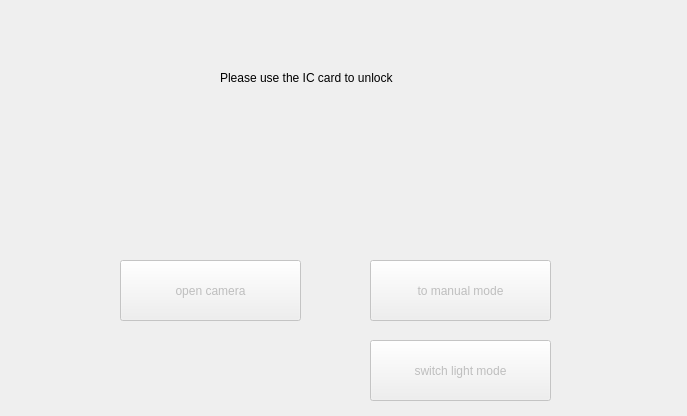
Before: the Qt Designer form traffic_light.ui in douxl5516/embedded_traffic_light, drawn with Qt 5.
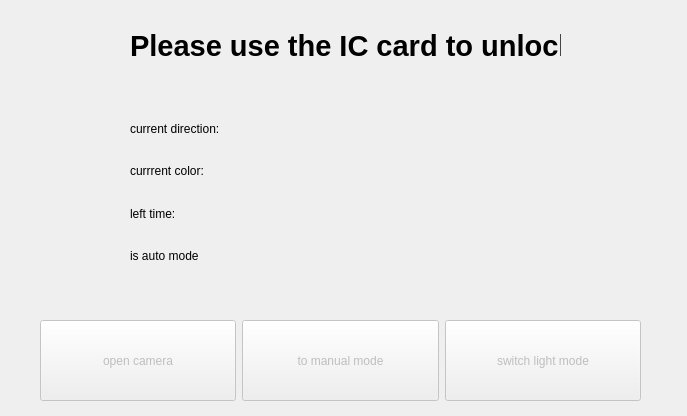
After: the same form once the commit is applied.

Commit message: 修改界面

Diff of the .ui file:
```diff
--- a/traffic_light.ui
+++ b/traffic_light.ui
@@ -13,66 +13,153 @@
   <property name="windowTitle">
    <string>Form</string>
   </property>
-  <widget class="QPushButton" name="pushButton">
-   <property name="enabled">
-    <bool>false</bool>
-   </property>
-   <property name="geometry">
-    <rect>
-     <x>120</x>
-     <y>260</y>
-     <width>181</width>
-     <height>61</height>
-    </rect>
-   </property>
-   <property name="text">
-    <string>open camera</string>
-   </property>
-  </widget>
-  <widget class="QPushButton" name="pushButton_2">
-   <property name="enabled">
-    <bool>false</bool>
-   </property>
-   <property name="geometry">
-    <rect>
-     <x>370</x>
-     <y>260</y>
-     <width>181</width>
-     <height>61</height>
-    </rect>
-   </property>
-   <property name="text">
-    <string>to manual mode</string>
-   </property>
-  </widget>
   <widget class="QLabel" name="label">
    <property name="geometry">
     <rect>
-     <x>220</x>
-     <y>70</y>
-     <width>251</width>
-     <height>16</height>
+     <x>130</x>
+     <y>0</y>
+     <width>431</width>
+     <height>91</height>
     </rect>
    </property>
+   <property name="font">
+    <font>
+     <pointsize>22</pointsize>
+     <weight>75</weight>
+     <bold>true</bold>
+    </font>
+   </property>
    <property name="text">
     <string>Please use the IC card to unlock</string>
    </property>
   </widget>
-  <widget class="QPushButton" name="pushButton_3">
-   <property name="enabled">
-    <bool>false</bool>
+  <widget class="QWidget" name="horizontalLayoutWidget">
+   <property name="geometry">
+    <rect>
+     <x>40</x>
+     <y>320</y>
+     <width>601</width>
+     <height>81</height>
+    </rect>
    </property>
+   <layout class="QHBoxLayout" name="horizontalLayout">
+    <item>
+     <widget class="QPushButton" name="pushButton">
+      <property name="enabled">
+       <bool>false</bool>
+      </property>
+      <property name="sizePolicy">
+       <sizepolicy hsizetype="Minimum" vsizetype="Minimum">
+        <horstretch>0</horstretch>
+        <verstretch>0</verstretch>
+       </sizepolicy>
+      </property>
+      <property name="text">
+       <string>open camera</string>
+      </property>
+     </widget>
+    </item>
+    <item>
+     <widget class="QPushButton" name="pushButton_2">
+      <property name="enabled">
+       <bool>false</bool>
+      </property>
+      <property name="sizePolicy">
+       <sizepolicy hsizetype="Minimum" vsizetype="Minimum">
+        <horstretch>0</horstretch>
+        <verstretch>0</verstretch>
+       </sizepolicy>
+      </property>
+      <property name="text">
+       <string>to manual mode</string>
+      </property>
+     </widget>
+    </item>
+    <item>
+     <widget class="QPushButton" name="pushButton_3">
+      <property name="enabled">
+       <bool>false</bool>
+      </property>
+      <property name="sizePolicy">
+       <sizepolicy hsizetype="Minimum" vsizetype="Minimum">
+        <horstretch>0</horstretch>
+        <verstretch>0</verstretch>
+       </sizepolicy>
+      </property>
+      <property name="text">
+       <string>switch light mode</string>
+      </property>
+     </widget>
+    </item>
+   </layout>
+  </widget>
+  <widget class="QWidget" name="gridLayoutWidget">
    <property name="geometry">
     <rect>
-     <x>370</x>
-     <y>340</y>
-     <width>181</width>
-     <height>61</height>
+     <x>130</x>
+     <y>110</y>
+     <width>281</width>
+     <height>164</height>
     </rect>
    </property>
-   <property name="text">
-    <string>switch light mode</string>
-   </property>
+   <layout class="QGridLayout" name="gridLayout">
+    <item row="2" column="0">
+     <widget class="QLabel" name="label_3">
+      <property name="text">
+       <string>left time:</string>
+      </property>
+     </widget>
+    </item>
+    <item row="0" column="1">
+     <widget class="QLabel" name="label_dir">
+      <property name="text">
+       <string/>
+      </property>
+     </widget>
+    </item>
+    <item row="0" column="0">
+     <widget class="QLabel" name="label_2">
+      <property name="text">
+       <string>current direction:</string>
+      </property>
+     </widget>
+    </item>
+    <item row="2" column="1">
+     <widget class="QLabel" name="label_time">
+      <property name="text">
+       <string/>
+      </property>
+     </widget>
+    </item>
+    <item row="1" column="1">
+     <widget class="QLabel" name="label_color">
+      <property name="text">
+       <string/>
+      </property>
+     </widget>
+    </item>
+    <item row="1" column="0">
+     <widget class="QLabel" name="label_4">
+      <property name="text">
+       <string>currrent color:</string>
+      </property>
+     </widget>
+    </item>
+    <item row="3" column="0">
+     <widget class="QLabel" name="label_5">
+      <property name="text">
+       <string>is auto mode</string>
+      </property>
+     </widget>
+    </item>
+    <item row="3" column="1">
+     <widget class="QLabel" name="label_auto">
+      <property name="text">
+       <string/>
+      </property>
+     </widget>
+    </item>
+   </layout>
   </widget>
  </widget>
  <resources/>
```
The commit also changes 4 other files.
